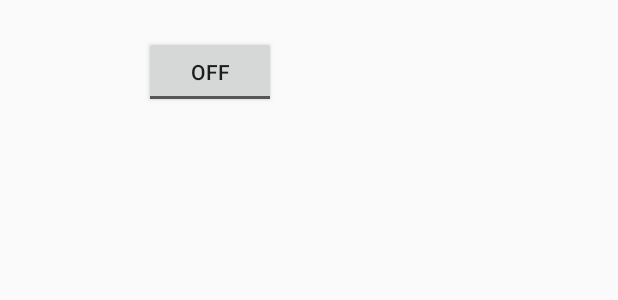
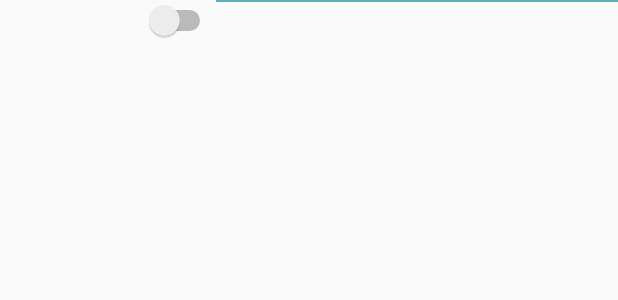
Before and after one commit to BraunreutherA/fitsec, an Android app: the layout app_view_holder.xml on its own in the app's theme, with its tools: preview values and no code run, on a phone screen of 412 x 824 dp. Shown: the top 300 px of the screen. Run offline under Robolectric (Android 15) with nearby library versions, the phone set to English and light mode, and no system bars.

Commit message:
added switch instead of toggle button

```diff
--- a/app/src/main/java/secureapps/com/fitsec/SecureAppAdapter.java
+++ b/app/src/main/java/secureapps/com/fitsec/SecureAppAdapter.java
@@ -7,6 +7,7 @@ import android.view.View;
 import android.view.ViewGroup;
 import android.widget.CompoundButton;
 import android.widget.ImageView;
+import android.widget.Switch;
 import android.widget.TextView;
 import android.widget.ToggleButton;
 
@@ -87,7 +88,7 @@ public class SecureAppAdapter extends RecyclerView.Adapter<SecureAppAdapter.Secu
         TextView secureCount;
 
         @BindView(R.id.app_secure_toggle)
-        ToggleButton toggle;
+        Switch toggle;
 
         public SecureAppViewHolder(View itemView) {
             super(itemView);
--- a/app/src/main/res/layout/app_view_holder.xml
+++ b/app/src/main/res/layout/app_view_holder.xml
@@ -8,7 +8,7 @@
         android:id="@+id/app_logo"
         android:layout_width="96dp"
         android:layout_height="96dp"
-        android:layout_gravity="center_vertical" />
+        android:layout_gravity="left" />
 
     <TextView
         android:id="@+id/app_name"
@@ -22,9 +22,18 @@
         android:layout_height="wrap_content"
         android:layout_gravity="center_vertical"/>
 
-    <ToggleButton
+    <Switch
         android:id="@+id/app_secure_toggle"
         android:layout_width="wrap_content"
         android:layout_height="wrap_content"
-        android:layout_gravity="center_vertical" />
+        android:text=""
+        android:textOn="secure"
+        android:textOff="unsecure"
+        android:layout_gravity="right"
+        android:gravity="right" />
+
+    <View
+        android:layout_width="match_parent"
+        android:layout_height="1dp"
+        android:background="@color/colorPrimaryLight" />
 </LinearLayout>
```
